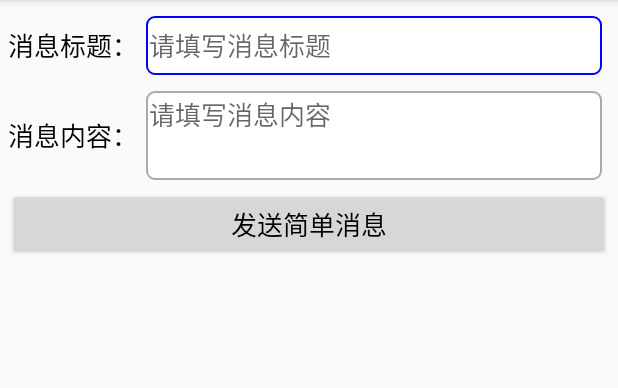
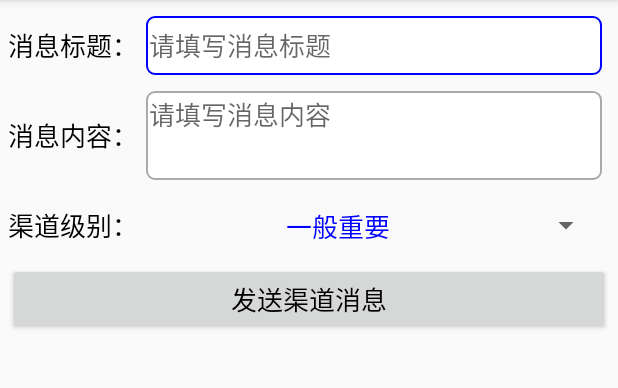
Before and after one commit to lilyOrio/zero_basis_to_project_practice, an Android app: the screen it shows after launch (NotifySimpleActivity before the commit, NotifyChannelActivity after it), on a phone screen of 412 x 824 dp, the part 84-472 px from its top. Run offline under Robolectric (Android 15) with nearby library versions, the phone set to English and light mode, and no system bars.

Commit message:
{设置通知渠道级别}

```diff
--- a/chapter08/app/src/main/AndroidManifest.xml
+++ b/chapter08/app/src/main/AndroidManifest.xml
@@ -17,14 +17,12 @@
         android:supportsRtl="true"
         android:theme="@style/Theme.MyApplication"
         tools:targetApi="31">
-        <activity
-            android:name=".NotifyChannelActivity"
-            android:exported="false" />
+
         <activity
             android:name=".MainActivity"
             android:exported="false" />
         <activity
-            android:name=".NotifySimpleActivity"
+            android:name=".NotifyChannelActivity"
             android:exported="true">
             <intent-filter>
                 <action android:name="android.intent.action.MAIN" />
--- a/chapter08/app/src/main/java/com/example/myapplication/NotifyChannelActivity.java
+++ b/chapter08/app/src/main/java/com/example/myapplication/NotifyChannelActivity.java
@@ -2,10 +2,23 @@ package com.example.myapplication;
 
 import androidx.appcompat.app.AppCompatActivity;
 
+import android.app.Notification;
+import android.app.NotificationManager;
+import android.app.PendingIntent;
+import android.content.Context;
+import android.content.Intent;
 import android.os.Build;
 import android.os.Bundle;
+import android.text.TextUtils;
 import android.view.View;
+import android.widget.AdapterView;
+import android.widget.ArrayAdapter;
 import android.widget.EditText;
+import android.widget.Spinner;
+import android.widget.Toast;
+
+import com.example.myapplication.util.NotifyUtil;
+import com.example.myapplication.util.ViewUtil;
 
 public class NotifyChannelActivity extends AppCompatActivity implements View.OnClickListener {
 
@@ -29,11 +42,86 @@ public class NotifyChannelActivity extends AppCompatActivity implements View.OnC
     }
 
     private void initImportanceSpinner() {
+        findViewById(R.id.ll_channel).setVisibility(View.VISIBLE);
+        ArrayAdapter<String> importanceAdapter = new ArrayAdapter<String>(this,
+                R.layout.item_select, importanceDescArray);
+        Spinner sp_importance = findViewById(R.id.sp_importance);
+        sp_importance.setPrompt("请选择渠道级别");
+        sp_importance.setAdapter(importanceAdapter);
+        sp_importance.setSelection(3);
+        sp_importance.setOnItemSelectedListener(new TypeSelectedListener());
+    }
 
+    private int[] importanceTypeArray = {NotificationManager.IMPORTANCE_NONE,
+            NotificationManager.IMPORTANCE_MIN,
+            NotificationManager.IMPORTANCE_LOW,
+            NotificationManager.IMPORTANCE_DEFAULT,
+            NotificationManager.IMPORTANCE_HIGH,
+            NotificationManager.IMPORTANCE_MAX};
+    private String[] importanceDescArray = {"不重要", // 无通知
+            "最小级别", // 通知栏折叠，无提示声音，无锁屏通知
+            "有点重要", // 通知栏展开，无提示声音，有锁屏通知
+            "一般重要", // 通知栏展开，有提示声音，有锁屏通知
+            "非常重要", // 通知栏展开，有提示声音，有锁屏通知，在屏幕顶部短暂悬浮（有的手机需要在设置页面开启横幅）
+            "最高级别" // 通知栏展开，有提示声音，有锁屏通知，在屏幕顶部短暂悬浮（有的手机需要在设置页面开启横幅）
+    };
+
+    class TypeSelectedListener implements AdapterView.OnItemSelectedListener {
+        public void onItemSelected(AdapterView<?> arg0, View arg1, int arg2, long arg3) {
+            mImportance = importanceTypeArray[arg2];
+            mChannelId = "" + arg2;
+            mChannelName = importanceDescArray[arg2];
+        }
+
+        public void onNothingSelected(AdapterView<?> arg0) {
+        }
+    }
+
+    // 发送指定渠道的通知消息（包括消息标题和消息内容）
+    private void sendChannelNotify(String title, String message) {
+        // 创建一个跳转到活动页面的意图
+        Intent clickIntent = new Intent(this, MainActivity.class);
+        // 创建一个用于页面跳转的延迟意图
+        PendingIntent contentIntent = PendingIntent.getActivity(this,
+                R.string.app_name, clickIntent, PendingIntent.FLAG_IMMUTABLE);
+        // 创建一个通知消息的建造器
+        Notification.Builder builder = new Notification.Builder(this);
+        if (Build.VERSION.SDK_INT >= Build.VERSION_CODES.O) {
+            // Android 8.0开始必须给每个通知分配对应的渠道
+            builder = new Notification.Builder(this, mChannelId);
+        }
+        builder.setContentIntent(contentIntent) // 设置内容的点击意图
+                .setAutoCancel(true) // 点击通知栏后是否自动清除该通知
+                .setSmallIcon(R.mipmap.ic_launcher) // 设置应用名称左边的小图标
+                .setContentTitle(title) // 设置通知栏里面的标题文本
+                .setContentText(message); // 设置通知栏里面的内容文本
+        Notification notify = builder.build(); // 根据通知建造器构建一个通知对象
+        if (Build.VERSION.SDK_INT >= Build.VERSION_CODES.O) {
+            NotifyUtil.createNotifyChannel(this, mChannelId, mChannelName, mImportance);
+        }
+        // 从系统服务中获取通知管理器
+        NotificationManager notifyMgr = (NotificationManager) getSystemService(Context.NOTIFICATION_SERVICE);
+        // 使用通知管理器推送通知，然后在手机的通知栏就会看到该消息，多条通知需要指定不同的通知编号
+        notifyMgr.notify(Integer.parseInt(mChannelId), notify);
+        if (mImportance != NotificationManager.IMPORTANCE_NONE) {
+            Toast.makeText(this, "已发送渠道消息", Toast.LENGTH_SHORT).show();
+        }
     }
 
     @Override
     public void onClick(View view) {
-
+        if (view.getId() == R.id.btn_send_channel) {
+            ViewUtil.hideOneInputMethod(this, et_message); // 隐藏输入法软键盘
+            if (TextUtils.isEmpty(et_title.getText())) {
+                Toast.makeText(this, "请填写消息标题", Toast.LENGTH_SHORT).show();
+                return;
+            }
+            if (TextUtils.isEmpty(et_message.getText())) {
+                Toast.makeText(this, "请填写消息内容", Toast.LENGTH_SHORT).show();
+                return;
+            }
+            // 发送指定渠道的通知消息（包括消息标题和消息内容）
+            sendChannelNotify(et_title.getText().toString(), et_message.getText().toString());
+        }
     }
 }
```
